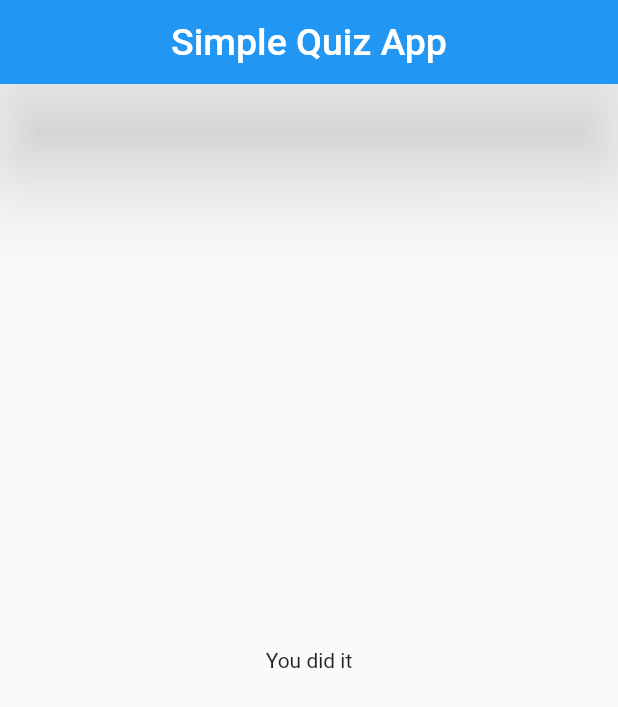
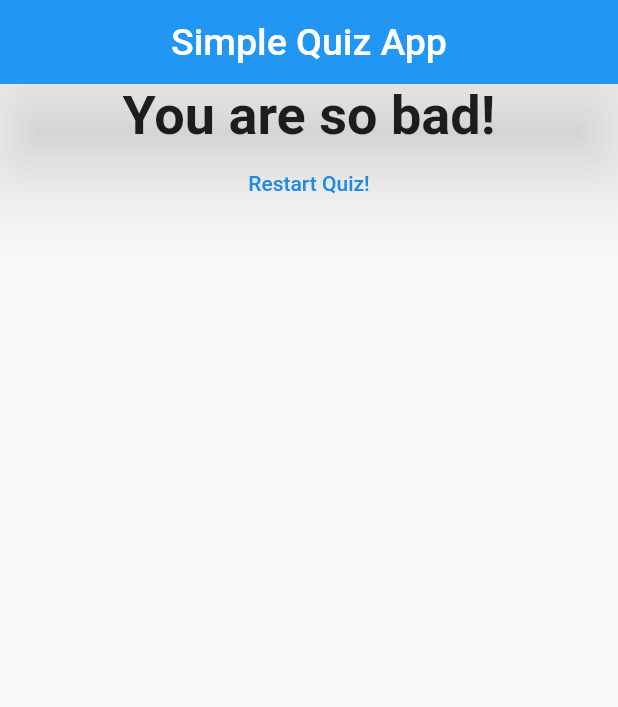
Before and after one commit to KKAMLESH286/Flutter_development, a Flutter app: the screen it shows after launch, after a tap on "Black", after a tap on "Cat", after a tap on "Inception", on a phone screen of 412 x 824 dp. Shown: the top 707 px of the screen. Run offline on Flutter 3.47's test engine with Material 2 defaults, Android fonts, the phone set to English and light mode, and no system bars.

Commit message:
added calculations

```diff
--- a/lib/main.dart
+++ b/lib/main.dart
@@ -1,3 +1,4 @@
+import 'package:first_app/result.dart';
 import 'package:flutter/material.dart';
 import 'quiz.dart';
 
@@ -17,21 +18,43 @@ class _MyAppState extends State<MyApp> {
   final _questions = const [
     {
       'questionText': 'What\'s your favourite color?',
-      'answerText': ['Black', 'Red', 'Green', 'White']
+      'answerText': [
+        {'text': 'Black', 'score': 10},
+        {'text': 'Red', 'score': 6},
+        {'text': 'Green', 'score': 3},
+        {'text': 'White', 'score': 1}
+      ]
     },
     {
       'questionText': 'What\'s your favourite animal?',
-      'answerText': ['Dog', 'Cat', 'Rabbit']
+      'answerText': [
+        {'text': 'Dog', 'score': 5},
+        {'text': 'Cat', 'score': 2},
+        {'text': 'Rabbit', 'score': 1}
+      ]
     },
     {
       'questionText': 'What\'s your favourite movie?',
-      'answerText': ['Tenet', 'Pulp Fiction', 'Inception']
+      'answerText': [
+        {'text': 'Tenet', 'score': 1},
+        {'text': 'Pulp Fiction', 'score': 5},
+        {'text': 'Inception', 'score': 10}
+      ]
     }
   ];
 
   var _questionIndex = 0;
+  var _totalScore = 0;
 
-  void _answerQuestion() {
+  void _resetQuiz() {
+    setState(() {
+      _questionIndex = 0;
+      _totalScore = 0;
+    });
+  }
+
+  void _answerQuestion(int score) {
+    _totalScore += score;
     setState(() => {_questionIndex = _questionIndex + 1});
     if (_questionIndex < _questions.length) {
       print('We have more questions!');
@@ -58,9 +81,7 @@ class _MyAppState extends State<MyApp> {
                 questionIndex: _questionIndex,
                 questions: _questions,
               )
-            : Center(
-                child: Text('You did it'),
-              ),
+            : Result(_totalScore, _resetQuiz),
       ),
       theme: ThemeData(primarySwatch: Colors.blue, accentColor: Colors.blue),
     );
--- a/lib/quiz.dart
+++ b/lib/quiz.dart
@@ -19,9 +19,9 @@ class Quiz extends StatelessWidget {
       Question(
         questions[questionIndex]['questionText'],
       ),
-      ...(questions[questionIndex]['answerText'] as List<String>)
+      ...(questions[questionIndex]['answerText'] as List<Map<String, Object>>)
           .map((answerText) {
-        return Answer(answerQuestion, answerText);
+        return Answer(() => answerQuestion(answerText['score']), answerText['text']);
       }).toList()
     ]);
   }
--- a/lib/result.dart
+++ b/lib/result.dart
@@ -0,0 +1,43 @@
+import 'package:flutter/material.dart';
+
+class Result extends StatelessWidget {
+  final int resultScore;
+  final Function resetHandler;
+  Result(this.resultScore, this.resetHandler);
+
+  String get resultPhrase {
+    String resultText;
+    if (resultScore <= 8) {
+      resultText = 'You are awesome and innocent!';
+    } else if (resultScore <= 15) {
+      resultText = 'Pretty likeable!';
+    } else if (resultScore <= 18) {
+      resultText = 'You are... strange?!';
+    } else {
+      resultText = 'You are so bad!';
+    }
+    return resultText;
+  }
+
+  @override
+  Widget build(BuildContext context) {
+    return Center(
+      child: Column(
+        children: [
+
+          Text(
+            resultPhrase,
+            style: TextStyle(fontSize: 36, fontWeight: FontWeight.bold),
+            textAlign: TextAlign.center,
+
+          ),
+          FlatButton(
+            child: Text('Restart Quiz!'),
+            textColor: Colors.blue,
+            onPressed: resetHandler,
+          )
+        ],
+      ),
+    );
+  }
+}
```
